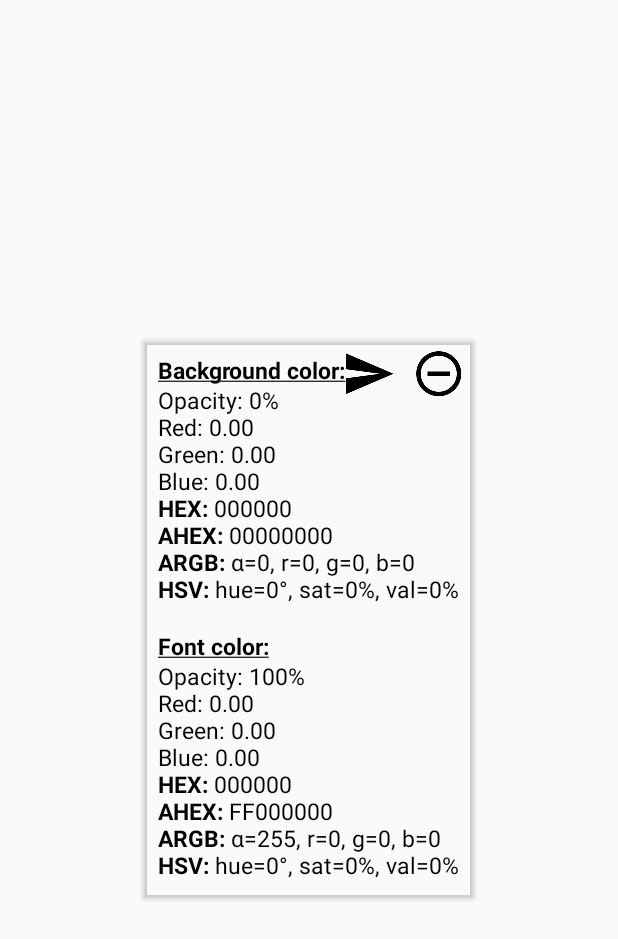
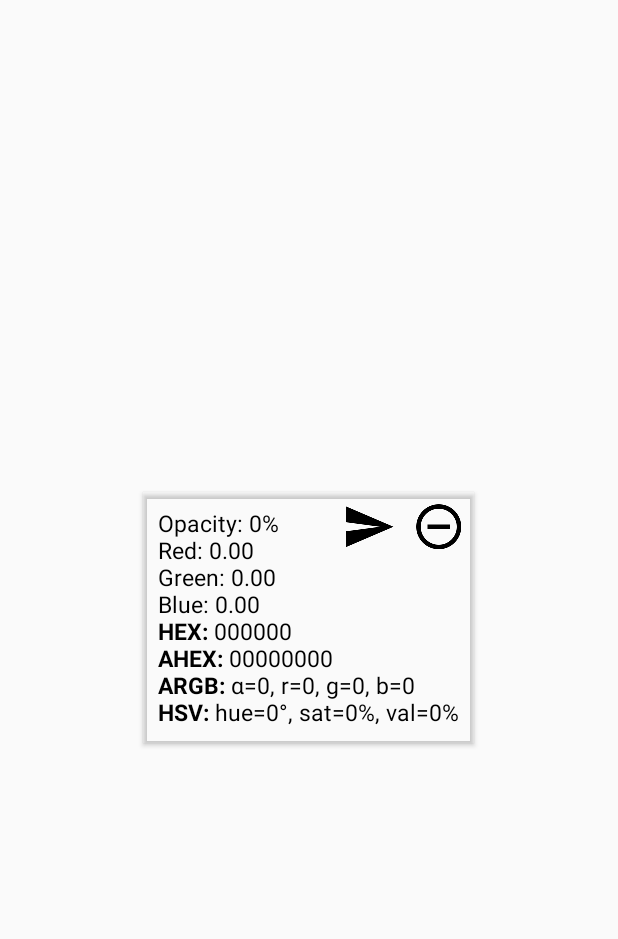
Before and after one commit to ruan65/ColoriforniaII, an Android app: the FullScreenColorC screen opened directly, with no data from a screen before it, on a phone screen of 412 x 824 dp. Shown: the top 939 px of the screen. Run offline under Robolectric (Android 15) with nearby library versions, the phone set to English and light mode, and no system bars; our stand-ins replace ButterKnife.

Commit message:
undo stupid things refactoring

```diff
--- a/app/src/main/java/com/engstuff/coloriphornia/activities/AppSettingsActivity.java
+++ b/app/src/main/java/com/engstuff/coloriphornia/activities/AppSettingsActivity.java
@@ -22,7 +22,7 @@ public class AppSettingsActivity extends MockUpActivity {
     }
 
     @Override
-    protected String composeEmailBody(boolean calledFromContextMenu, int fontColor) {
+    protected String composeEmailBody(boolean calledFromContextMenu) {
         return "";
     }
 
--- a/app/src/main/java/com/engstuff/coloriphornia/activities/ColorCC.java
+++ b/app/src/main/java/com/engstuff/coloriphornia/activities/ColorCC.java
@@ -93,7 +93,6 @@ public class ColorCC extends BaseColorActivity {
 
         Intent i = new Intent(this, FullScreenColorCC.class);
         i.putExtra(Cv.EXTRA_MESSAGE_COLOR_1, colorParams);
-        i.putExtra(Cv.EXTRA_MESSAGE_TEXT_COLOR_1, box.isWhiteText());
 
         int fragmentId = box.getId() == R.id.color_box_container
                 ? R.id.color_box_container2 : R.id.color_box_container;
@@ -103,7 +102,6 @@ public class ColorCC extends BaseColorActivity {
         String colorParams2 = box.getHexColorParams();
 
         i.putExtra(Cv.EXTRA_MESSAGE_COLOR_2, colorParams2);
-        i.putExtra(Cv.EXTRA_MESSAGE_TEXT_COLOR_2, box.isWhiteText());
 
         startActivity(i);
     }
--- a/app/src/main/java/com/engstuff/coloriphornia/activities/FavoriteColorsActivity.java
+++ b/app/src/main/java/com/engstuff/coloriphornia/activities/FavoriteColorsActivity.java
@@ -276,7 +276,7 @@ public class FavoriteColorsActivity extends MockUpActivity {
     }
 
     @Override
-    protected String composeEmailBody(boolean calledFromContextMenu, int fontColor) {
+    protected String composeEmailBody(boolean calledFromContextMenu) {
 
         StringBuilder result = new StringBuilder(getString(R.string.email_body_header));
 
@@ -284,7 +284,7 @@ public class FavoriteColorsActivity extends MockUpActivity {
 
             if (fc.isChecked()) {
 
-                result.append("<p>" + ColorParams.composeInfoHTML(fc.hexString, fontColor) + "</p>");
+                result.append("<p>" + ColorParams.composeInfoHTML(fc.hexString) + "</p>");
             }
         }
         return result.toString();
--- a/app/src/main/java/com/engstuff/coloriphornia/activities/FontAndBackgroundActivity.java
+++ b/app/src/main/java/com/engstuff/coloriphornia/activities/FontAndBackgroundActivity.java
@@ -158,7 +158,7 @@ public class FontAndBackgroundActivity extends BaseColorActivity {
 
         if (tuneColor) {
 
-            mText.setTextColor(textColor = fragmentControl.getColor());
+            mText.setTextColor(fragmentControl.getColor());
 
             if (unlockInfo) {
                 switchInfo(p, id);
@@ -184,6 +184,6 @@ public class FontAndBackgroundActivity extends BaseColorActivity {
 
     public void setTextColorOpaque() {
 
-        mText.setTextColor(textColor = (mText.getCurrentTextColor() | 0xff000000));
+        mText.setTextColor(mText.getCurrentTextColor() | 0xff000000);
     }
 }
--- a/app/src/main/java/com/engstuff/coloriphornia/activities/FullScreenColorC.java
+++ b/app/src/main/java/com/engstuff/coloriphornia/activities/FullScreenColorC.java
@@ -30,7 +30,6 @@ public class FullScreenColorC extends Activity implements OnFlingListener, HideI
         Intent intent = getIntent();
 
         String startedColor = intent.getStringExtra(Cv.EXTRA_MESSAGE_COLOR_1);
-        int fontColor = intent.getIntExtra(Cv.EXTRA_MESSAGE_FONT_COLOR, -1);
 
         calledFromFavorites = intent.getBooleanExtra(Cv.CALLED_FROM_FAVORITES, false);
 
@@ -40,7 +39,7 @@ public class FullScreenColorC extends Activity implements OnFlingListener, HideI
             position = savedColorsSet.indexOf(startedColor);
         }
 
-        performFragmentTransaction(prepareFragment(startedColor, fontColor));
+        performFragmentTransaction(prepareFragment(startedColor));
     }
 
     @Override
@@ -60,17 +59,15 @@ public class FullScreenColorC extends Activity implements OnFlingListener, HideI
                     : position > 0 ? savedColorsSet.get(--position)
                     : savedColorsSet.get(position = savedColorsSet.size() - 1);
 
-            performFragmentTransaction(prepareFragment(hex, -1));
+            performFragmentTransaction(prepareFragment(hex));
         }
     }
 
-    private FragmentFullScreenColor prepareFragment(String background, int font) {
+    private FragmentFullScreenColor prepareFragment(String background) {
 
         FragmentFullScreenColor fragment = new FragmentFullScreenColor();
 
         fragment.setHexString(background);
-
-        fragment.setTextColor(font);
 
         return fragment;
     }
--- a/app/src/main/java/com/engstuff/coloriphornia/activities/MockUpActivity.java
+++ b/app/src/main/java/com/engstuff/coloriphornia/activities/MockUpActivity.java
@@ -25,8 +25,6 @@ public abstract class MockUpActivity extends ActionBarActivity {
     View mDrawerView; // child drawer view
     MenuItem binIcon, checkModeIcon, undoIcon, sendIcon,
             openPhotoIcon, tuneTextIcon, boldIcon, italicIcon;
-
-    int textColor = -1;
 
     protected final Activity activity = this;
 
@@ -108,7 +106,7 @@ public abstract class MockUpActivity extends ActionBarActivity {
             case R.id.send:
 
                 try {
-                    AppHelper.fireShareIntent(this, composeEmailBody(false, textColor));
+                    AppHelper.fireShareIntent(this, composeEmailBody(false));
                 } catch (Exception e) {
                     Toast.makeText(this, getString(R.string.email_creating_error),
                             Toast.LENGTH_SHORT).show();
@@ -130,7 +128,7 @@ public abstract class MockUpActivity extends ActionBarActivity {
 
     protected abstract int getLayoutResource();
 
-    protected abstract String composeEmailBody(boolean calledFromContextMenu, int textColor);
+    protected abstract String composeEmailBody(boolean calledFromContextMenu);
 
     public void setFullColorStarted(boolean fullColorStarted) {
         this.fullColorStarted = fullColorStarted;
--- a/app/src/main/java/com/engstuff/coloriphornia/data/Cv.java
+++ b/app/src/main/java/com/engstuff/coloriphornia/data/Cv.java
@@ -9,9 +9,7 @@ public interface Cv {
     String PREFS_RETAIN = "prefs_retain_colors";
 
     String EXTRA_MESSAGE_COLOR_1 = "color_parameters_1";
-    String EXTRA_MESSAGE_TEXT_COLOR_1 = "text_color_parameters_1";
     String EXTRA_MESSAGE_COLOR_2 = "color_parameters_2";
-    String EXTRA_MESSAGE_TEXT_COLOR_2 = "text_color_parameters_2";
     String EXTRA_MESSAGE_FONT_COLOR = "font_color";
     String CALLED_FROM_FAVORITES = "called_from_favorites";
 
--- a/app/src/main/java/com/engstuff/coloriphornia/fragments/FragmentFullScreenColor.java
+++ b/app/src/main/java/com/engstuff/coloriphornia/fragments/FragmentFullScreenColor.java
@@ -32,7 +32,6 @@ public class FragmentFullScreenColor extends Fragment {
 
     private Activity activity;
     private String hexString;
-    private int textColor = -1;
 
     private Animation hideAnim, btnFadeInAnim, showAnim, btnFadeOutAnim;
 
@@ -60,15 +59,20 @@ public class FragmentFullScreenColor extends Fragment {
                 }
             });
 
-    @InjectView(R.id.card_view_full_c) CardView cardWidgetForInfo;
+    @InjectView(R.id.card_view_full_c)
+    CardView cardWidgetForInfo;
 
-    @InjectView(R.id.tv_color_params) TextView infoText;
+    @InjectView(R.id.tv_color_params)
+    TextView infoText;
 
-    @InjectView(R.id.show_info_full_c) ImageView showInfo;
+    @InjectView(R.id.show_info_full_c)
+    ImageView showInfo;
 
-    @InjectView(R.id.close_info_full_c_card)ImageView closeInfo;
+    @InjectView(R.id.close_info_full_c_card)
+    ImageView closeInfo;
 
-    @InjectView(R.id.send_info_full_c) ImageView sendInfo;
+    @InjectView(R.id.send_info_full_c)
+    ImageView sendInfo;
 
     public FragmentFullScreenColor() {
     }
@@ -119,12 +123,10 @@ public class FragmentFullScreenColor extends Fragment {
 
         cardWidgetForInfo.setCardBackgroundColor(backCardColor);
 
-        if (textColor == -1) {
-            textColor = whiteText ? Color.WHITE : Color.BLACK;
-        }
+        int textColor = whiteText ? Color.WHITE : Color.BLACK;
 
         infoText.setTextColor(textColor);
-        infoText.setText(Html.fromHtml(ColorParams.composeInfoHTML(hexString, textColor)));
+        infoText.setText(Html.fromHtml(ColorParams.composeInfoHTML(hexString)));
 
         return root;
     }
@@ -175,7 +177,7 @@ public class FragmentFullScreenColor extends Fragment {
 
     @OnClick(R.id.send_info_full_c)
     public void sendInfo() {
-        AppHelper.fireShareIntent(activity, ColorParams.composeInfoHTML(hexString, textColor));
+        AppHelper.fireShareIntent(activity, ColorParams.composeInfoHTML(hexString));
     }
 
     @OnClick(R.id.layout_full_screen_color_fragment)
@@ -193,7 +195,4 @@ public class FragmentFullScreenColor extends Fragment {
         this.hexString = hexString;
     }
 
-    public void setTextColor(int color) {
-        textColor = color;
 }
-}
--- a/app/src/main/java/com/engstuff/coloriphornia/helpers/AppHelper.java
+++ b/app/src/main/java/com/engstuff/coloriphornia/helpers/AppHelper.java
@@ -35,9 +35,8 @@ public class AppHelper {
         Intent i = new Intent(activity, FullScreenColorC.class);
 
         i.putExtra(Cv.EXTRA_MESSAGE_COLOR_1, background);
-        i.putExtra(Cv.EXTRA_MESSAGE_TEXT_COLOR_1, ColorParams.blackOrWhiteText(background));
         i.putExtra(Cv.CALLED_FROM_FAVORITES, favorites.length > 0 && favorites[0]);
-        i.putExtra(Cv.EXTRA_MESSAGE_FONT_COLOR, font);
+//        i.putExtra(Cv.EXTRA_MESSAGE_FONT_COLOR, font);
 
         ((MockUpActivity) activity).setFullColorStarted(true);
         activity.startActivity(i);
--- a/app/src/main/java/com/engstuff/coloriphornia/helpers/ColorParams.java
+++ b/app/src/main/java/com/engstuff/coloriphornia/helpers/ColorParams.java
@@ -76,19 +76,19 @@ public class ColorParams {
         return "#" + Integer.toHexString(color);
     }
 
-    public static String composeInfoHTML(String hexColorString, int textColor) {
-
-        if (textColor == -1) {
-            return composeInfoHTML(hexColorString);
-        }
-
-        StringBuffer result = new StringBuffer("<b><u>Background color:</u></b><br/>");
-        result.append(composeInfoHTML(hexColorString));
-        result.append("<br/><br/><b><u>Font color:</u></b><br/>");
-        result.append(composeInfoHTML(makeHexInfo(textColor)));
-
-        return result.toString();
-    }
+//    public static String composeInfoHTML(String hexColorString, int textColor) {
+//
+//        if (textColor == -1) {
+//            return composeInfoHTML(hexColorString);
+//        }
+//
+//        StringBuffer result = new StringBuffer("<b><u>Background color:</u></b><br/>");
+//        result.append(composeInfoHTML(hexColorString));
+//        result.append("<br/><br/><b><u>Font color:</u></b><br/>");
+//        result.append(composeInfoHTML(makeHexInfo(textColor)));
+//
+//        return result.toString();
+//    }
 
     public static String composeInfoHTML(String hexColorString) {
 
```
Also changed, not shown: app/src/main/java/com/engstuff/coloriphornia/activities/BaseColorActivity.java (+6 -4 lines). Lines whose indentation alone changed are shown as unchanged.
